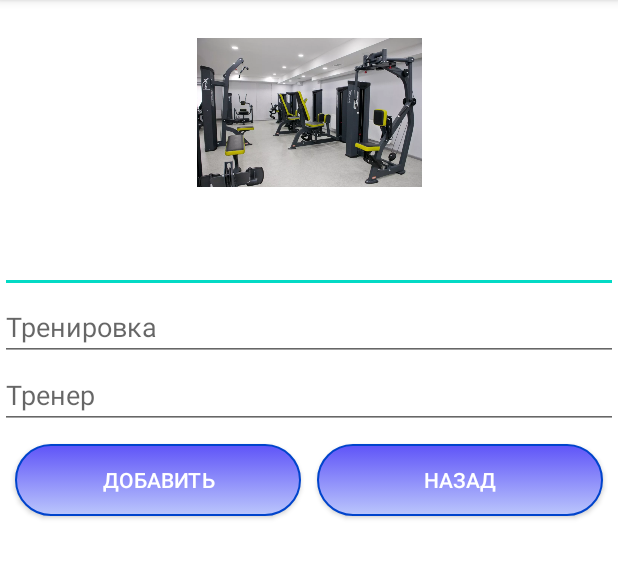
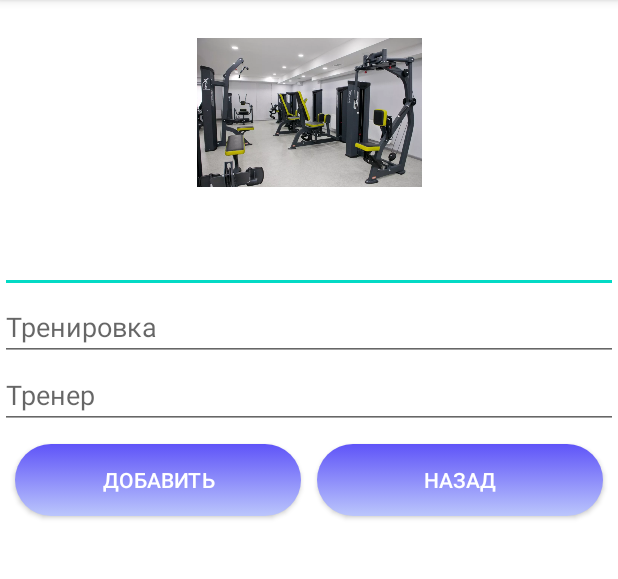
Before and after one commit to zutilda/ZhulinaApi, an Android app: the AddData screen opened directly, with no data from a screen before it, on a phone screen of 412 x 824 dp, the part 84-663 px from its top. Run offline under Robolectric (Android 15) with nearby library versions, the phone set to English and light mode, and no system bars.

Commit message:
обводка у кнопки

```diff
--- a/app/src/main/res/drawable/style_button.xml
+++ b/app/src/main/res/drawable/style_button.xml
@@ -7,7 +7,7 @@
                 android:endColor="#FFBBC6FC"
                 android:angle="270" />
             <stroke
-                android:width="1dp"
+                android:width="0dp"
                 android:color="#04C" />
             <corners
                 android:radius="90dp" />
```
